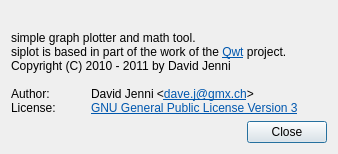
First picture: the form in src/aboutdialog.ui, repository gitGNU/gnu_siplot, before the edit.
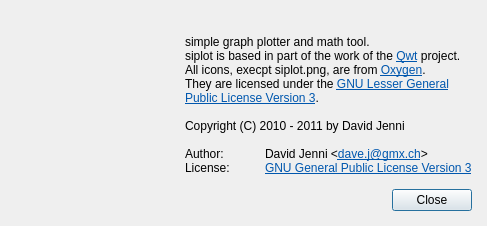
Second picture: the form after the edit.

Diff of the .ui file:
```diff
--- a/src/aboutdialog.ui
+++ b/src/aboutdialog.ui
@@ -6,15 +6,15 @@
    <rect>
     <x>0</x>
     <y>0</y>
-    <width>338</width>
-    <height>144</height>
+    <width>487</width>
+    <height>205</height>
    </rect>
   </property>
   <property name="windowTitle">
    <string>Dialog</string>
   </property>
   <layout class="QGridLayout" name="gridLayout">
-   <item row="4" column="0">
+   <item row="3" column="0" colspan="2">
     <widget class="QFrame" name="frame">
      <property name="frameShape">
       <enum>QFrame::NoFrame</enum>
@@ -27,10 +27,10 @@
      </property>
      <layout class="QHBoxLayout" name="horizontalLayout">
       <property name="spacing">
-       <number>0</number>
+       <number>-1</number>
       </property>
       <property name="margin">
-       <number>0</number>
+       <number>4</number>
       </property>
       <item>
        <spacer name="horizontalSpacer">
@@ -55,27 +55,71 @@
      </layout>
     </widget>
    </item>
-   <item row="2" column="0">
-    <widget class="QLabel" name="m_aboutLabel">
-     <property name="text">
-      <string>&lt;!DOCTYPE HTML PUBLIC &quot;-//W3C//DTD HTML 4.0//EN&quot; &quot;http://www.w3.org/TR/REC-html40/strict.dtd&quot;&gt;
+   <item row="1" column="1">
+    <widget class="QFrame" name="frame_2">
+     <property name="frameShape">
+      <enum>QFrame::NoFrame</enum>
+     </property>
+     <property name="frameShadow">
+      <enum>QFrame::Plain</enum>
+     </property>
+     <property name="lineWidth">
+      <number>0</number>
+     </property>
+     <layout class="QVBoxLayout" name="verticalLayout" stretch="0,0">
+      <property name="spacing">
+       <number>-1</number>
+      </property>
+      <property name="leftMargin">
+       <number>8</number>
+      </property>
+      <property name="topMargin">
+       <number>4</number>
+      </property>
+      <property name="rightMargin">
+       <number>4</number>
+      </property>
+      <property name="bottomMargin">
+       <number>4</number>
+      </property>
+      <item>
+       <widget class="QLabel" name="m_titleLabel">
+        <property name="text">
+         <string/>
+        </property>
+       </widget>
+      </item>
+      <item>
+       <widget class="QLabel" name="m_aboutLabel">
+        <property name="text">
+         <string>&lt;!DOCTYPE HTML PUBLIC &quot;-//W3C//DTD HTML 4.0//EN&quot; &quot;http://www.w3.org/TR/REC-html40/strict.dtd&quot;&gt;
 &lt;html&gt;&lt;head&gt;&lt;meta name=&quot;qrichtext&quot; content=&quot;1&quot; /&gt;&lt;style type=&quot;text/css&quot;&gt;
 p, li { white-space: pre-wrap; }
 &lt;/style&gt;&lt;/head&gt;&lt;body style=&quot; font-family:'Sans Serif'; font-size:9pt; font-weight:400; font-style:normal;&quot;&gt;
 &lt;p style=&quot; margin-top:0px; margin-bottom:0px; margin-left:0px; margin-right:0px; -qt-block-indent:0; text-indent:0px;&quot;&gt;simple graph plotter and math tool.&lt;/p&gt;
 &lt;p style=&quot; margin-top:0px; margin-bottom:0px; margin-left:0px; margin-right:0px; -qt-block-indent:0; text-indent:0px;&quot;&gt;siplot is based in part of the work of the &lt;a href=&quot;http://qwt.sourceforge.net/&quot;&gt;&lt;span style=&quot; text-decoration: underline; color:#0057ae;&quot;&gt;Qwt&lt;/span&gt;&lt;/a&gt; project.&lt;/p&gt;
+&lt;p style=&quot; margin-top:0px; margin-bottom:0px; margin-left:0px; margin-right:0px; -qt-block-indent:0; text-indent:0px;&quot;&gt;All icons, execpt siplot.png, are from &lt;a href=&quot;http://www.oxygen-icons.org/&quot;&gt;&lt;span style=&quot; text-decoration: underline; color:#0057ae;&quot;&gt;Oxygen&lt;/span&gt;&lt;/a&gt;.&lt;/p&gt;
+&lt;p style=&quot; margin-top:0px; margin-bottom:0px; margin-left:0px; margin-right:0px; -qt-block-indent:0; text-indent:0px;&quot;&gt;They are licensed under the &lt;a href=&quot;http://www.gnu.org/licenses/lgpl.html&quot;&gt;&lt;span style=&quot; text-decoration: underline; color:#0057ae;&quot;&gt;GNU Lesser General&lt;/span&gt;&lt;/a&gt;&lt;/p&gt;
+&lt;p style=&quot; margin-top:0px; margin-bottom:0px; margin-left:0px; margin-right:0px; -qt-block-indent:0; text-indent:0px;&quot;&gt;&lt;a href=&quot;http://www.gnu.org/licenses/lgpl.html&quot;&gt;&lt;span style=&quot; text-decoration: underline; color:#0057ae;&quot;&gt;Public License Version 3&lt;/span&gt;&lt;/a&gt;.&lt;/p&gt;
+&lt;p style=&quot;-qt-paragraph-type:empty; margin-top:0px; margin-bottom:0px; margin-left:0px; margin-right:0px; -qt-block-indent:0; text-indent:0px;&quot;&gt;&lt;/p&gt;
 &lt;p style=&quot; margin-top:0px; margin-bottom:0px; margin-left:0px; margin-right:0px; -qt-block-indent:0; text-indent:0px;&quot;&gt;Copyright (C) 2010 - 2011 by David Jenni&lt;/p&gt;
 &lt;p style=&quot;-qt-paragraph-type:empty; margin-top:0px; margin-bottom:0px; margin-left:0px; margin-right:0px; -qt-block-indent:0; text-indent:0px;&quot;&gt;&lt;/p&gt;
 &lt;p style=&quot; margin-top:0px; margin-bottom:0px; margin-left:0px; margin-right:0px; -qt-block-indent:0; text-indent:0px;&quot;&gt;Author:	David Jenni &amp;lt;&lt;a href=&quot;mailto:dave.j@gmx.ch&quot;&gt;&lt;span style=&quot; text-decoration: underline; color:#0057ae;&quot;&gt;dave.j@gmx.ch&lt;/span&gt;&lt;/a&gt;&amp;gt;&lt;/p&gt;
 &lt;p style=&quot; margin-top:0px; margin-bottom:0px; margin-left:0px; margin-right:0px; -qt-block-indent:0; text-indent:0px;&quot;&gt;License:	&lt;a href=&quot;http://www.gnu.org/licenses/gpl.html&quot;&gt;&lt;span style=&quot; text-decoration: underline; color:#0057ae;&quot;&gt;GNU General Public License Version 3&lt;/span&gt;&lt;/a&gt;&lt;/p&gt;&lt;/body&gt;&lt;/html&gt;</string>
-     </property>
+        </property>
+       </widget>
+      </item>
+     </layout>
     </widget>
    </item>
    <item row="1" column="0">
-    <widget class="QLabel" name="m_titleLabel">
+    <widget class="QLabel" name="m_iconLabel">
      <property name="text">
       <string/>
      </property>
+     <property name="alignment">
+      <set>Qt::AlignCenter</set>
+     </property>
     </widget>
    </item>
   </layout>
```
